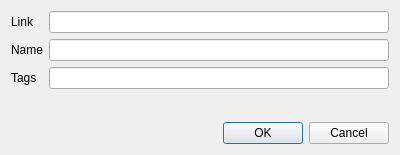
First picture: the form in addnewlink.ui, repository VardanK/BookmarkSync, before the edit.
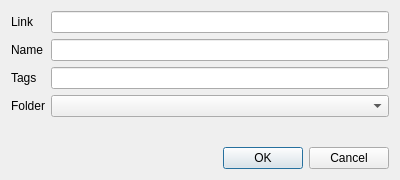
Second picture: the form after the edit.

Commit message: Folder selector added, but not supported yet. Probably filter+tree_model will be used in future to support this widget

Diff of the .ui file:
```diff
--- a/addnewlink.ui
+++ b/addnewlink.ui
@@ -7,11 +7,11 @@
     <x>0</x>
     <y>0</y>
     <width>400</width>
-    <height>155</height>
+    <height>180</height>
    </rect>
   </property>
   <property name="sizePolicy">
-   <sizepolicy hsizetype="Minimum" vsizetype="Minimum">
+   <sizepolicy hsizetype="Fixed" vsizetype="Fixed">
     <horstretch>0</horstretch>
     <verstretch>0</verstretch>
    </sizepolicy>
@@ -55,6 +55,16 @@
      <item row="2" column="1">
       <widget class="QLineEdit" name="leTags"/>
      </item>
+     <item row="3" column="0">
+      <widget class="QLabel" name="label_4">
+       <property name="text">
+        <string>Folder</string>
+       </property>
+      </widget>
+     </item>
+     <item row="3" column="1">
+      <widget class="QComboBox" name="comboBox"/>
+     </item>
     </layout>
    </item>
    <item>
```
